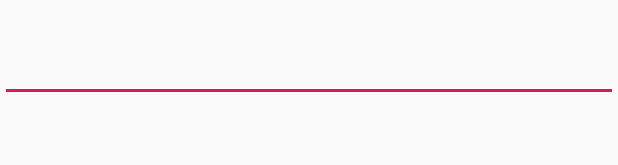
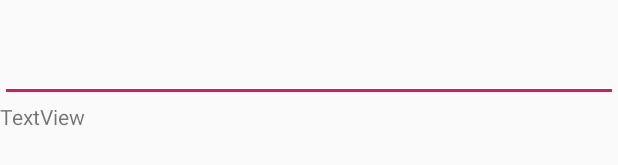
Before and after one commit to arlly/AndroidStudy, an Android app: the layout activity_main.xml on its own in the app's theme, with its tools: preview values and no code run, on a phone screen of 412 x 824 dp. Shown: the part 326-491 px from the top of the screen. Run offline under Robolectric (Android 15) with nearby library versions, the phone set to English and light mode, and no system bars.

```diff
--- a/app/src/main/res/layout/activity_main.xml
+++ b/app/src/main/res/layout/activity_main.xml
@@ -19,4 +19,9 @@
         android:inputType="textMultiLine"
         android:lines="10" />
 
+    <TextView
+        android:id="@+id/viewMemo"
+        android:layout_width="match_parent"
+        android:layout_height="wrap_content"
+        android:text="TextView" />
 </LinearLayout>
```
Also changed, not shown: app/src/main/java/com/example/mybasicapplication/MainActivity.java (+31 -10 lines).
